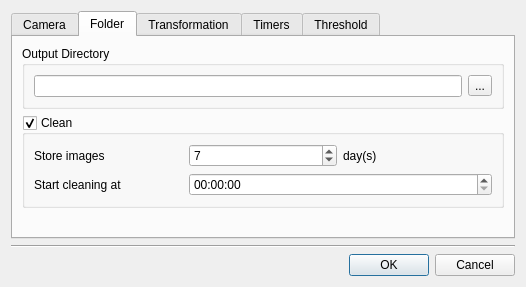
The window that SecurityCam/options.ui (igormironchik/security-cam) describes before a commit, drawn with Qt 5.
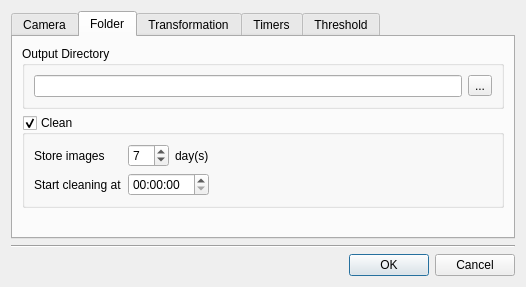
The same window after the commit. The open tabs and pages were chosen to show the change.

Commit message: Prettified options dialog.

```diff
--- a/SecurityCam/options.ui
+++ b/SecurityCam/options.ui
@@ -55,7 +55,7 @@
       <attribute name="title">
        <string>Folder</string>
       </attribute>
-      <layout class="QVBoxLayout" name="verticalLayout_3">
+      <layout class="QVBoxLayout" name="verticalLayout_2">
        <item>
         <widget class="QGroupBox" name="groupBox_2">
          <property name="title">
@@ -87,7 +87,7 @@
          <property name="checkable">
           <bool>true</bool>
          </property>
-         <layout class="QVBoxLayout" name="verticalLayout_2">
+         <layout class="QHBoxLayout" name="horizontalLayout_6">
           <item>
            <layout class="QGridLayout" name="gridLayout">
             <item row="0" column="0">
@@ -98,6 +98,8 @@
              </widget>
             </item>
             <item row="0" column="1">
+             <layout class="QHBoxLayout" name="horizontalLayout_5">
+              <item>
              <widget class="QSpinBox" name="m_storeDays">
               <property name="minimum">
                <number>1</number>
@@ -107,13 +109,15 @@
               </property>
              </widget>
             </item>
-            <item row="0" column="2">
+              <item>
              <widget class="QLabel" name="label_2">
               <property name="text">
                <string>day(s)</string>
               </property>
              </widget>
             </item>
+             </layout>
+            </item>
             <item row="1" column="0">
              <widget class="QLabel" name="label_3">
               <property name="text">
@@ -121,11 +125,24 @@
               </property>
              </widget>
             </item>
-            <item row="1" column="1" colspan="2">
+            <item row="1" column="1">
              <widget class="QTimeEdit" name="m_cleanTime"/>
             </item>
            </layout>
           </item>
+          <item>
+           <spacer name="horizontalSpacer_5">
+            <property name="orientation">
+             <enum>Qt::Horizontal</enum>
+            </property>
+            <property name="sizeHint" stdset="0">
+             <size>
+              <width>292</width>
+              <height>20</height>
+             </size>
+            </property>
+           </spacer>
+          </item>
          </layout>
         </widget>
        </item>
@@ -160,7 +177,7 @@
          <property name="checked">
           <bool>false</bool>
          </property>
-         <layout class="QVBoxLayout" name="verticalLayout_4">
+         <layout class="QVBoxLayout" name="verticalLayout_3">
           <item>
            <layout class="QHBoxLayout" name="horizontalLayout_3">
             <item>
```
Left out of the diff: 24 changed lines with no effect on the pictures. Lines whose indentation alone changed are shown as unchanged.
